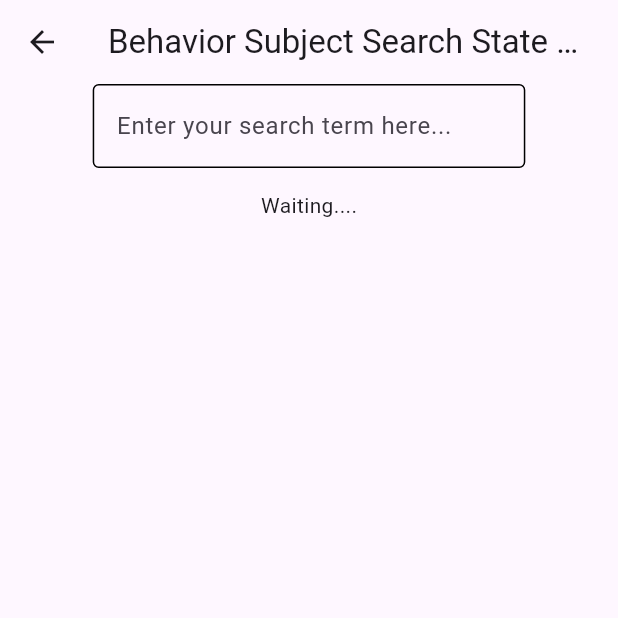
After one commit to gaurishankar007/Flutter-State-Management, a Flutter app: the RxDartPage screen opened by its route, after a tap on "State Streaming", on a phone screen of 412 x 824 dp, the top half of it. The commit adds this screen. Run offline on Flutter 3.47's test engine with Material 3 defaults, Android fonts, the phone set to English and light mode, and no system bars; our stand-ins replace flutter_bloc, flutter_riverpod, go_router, rxdart.

Commit message:
feat: rx dart and state management with behavior subject

```diff
--- a/lib/riverpod/pages/riverpod_page.dart
+++ b/lib/riverpod/pages/riverpod_page.dart
@@ -12,7 +12,6 @@ class RiverpodPage extends StatelessWidget {
         child: Column(
           mainAxisAlignment: MainAxisAlignment.center,
           children: [
-            const SizedBox(height: 20),
             const Center(child: Text("Riverpod is provided in main app with provider scope.")),
             const SizedBox(height: 30),
             ElevatedButton(
--- a/lib/routes/go_router.dart
+++ b/lib/routes/go_router.dart
@@ -1,22 +1,25 @@
 import 'package:flutter/material.dart';
 import 'package:go_router/go_router.dart';
+import '../rxDart/pages/rx_dart_page.dart';
+import '../rxDart/pages/string_streaming.dart';
+
+import '../InheritedModel/pages/inherited_model_page.dart';
+import '../InheritedWidget/pages/inherited_widget_page.dart';
+import '../bloc/pages/bloc_page.dart';
+import '../inheritedNotifier/pages/inherited_notifier_page.dart';
+import '../provider/pages/count_provider_page.dart';
 import '../riverpod/pages/count_future_provider_page.dart';
 import '../riverpod/pages/count_state_provider_page.dart';
 import '../riverpod/pages/count_stream_provider_page.dart';
 import '../riverpod/pages/film_state_notifier_provider_page.dart';
 import '../riverpod/pages/person_change_notifier_provider_page.dart';
 import '../riverpod/pages/riverpod_page.dart';
-import 'go_router_observer.dart';
-
-import '../InheritedModel/pages/inherited_model_page.dart';
-import '../InheritedWidget/pages/inherited_widget_page.dart';
-import '../bloc/pages/bloc_page.dart';
-import '../inheritedNotifier/pages/inherited_notifier_page.dart';
-import '../provider/pages/count_provider_page.dart';
+import '../rxDart/pages/state_streaming.dart';
 import '../screens/flutter_in_built.dart';
 import '../screens/flutter_package.dart';
 import '../screens/home.dart';
 import '../screens/login_dart.dart';
+import 'go_router_observer.dart';
 
 final GlobalKey<NavigatorState> rootNavigatorKey = GlobalKey<NavigatorState>();
 bool isLoggedIn = false;
@@ -120,6 +123,21 @@ GoRouter get goRouter {
         name: "state notifier provider",
         builder: (context, state) => const FilmStateNotifierProviderPage(),
       ),
+      GoRoute(
+        path: "/rxDart",
+        name: "rxDart",
+        builder: (context, state) => const RxDartPage(),
+      ),
+      GoRoute(
+        path: "/stringStreaming",
+        name: "string streaming",
+        builder: (context, state) => const StringStreaming(),
+      ),
+      GoRoute(
+        path: "/stateStreaming",
+        name: "state streaming",
+        builder: (context, state) => const StateStreaming(),
+      ),
     ],
   );
 }
--- /dev/null
+++ b/lib/rxDart/model/animal.dart
@@ -0,0 +1,41 @@
+import 'package:flutter/foundation.dart' show immutable;
+import 'thing.dart';
+
+enum AnimalType { cat, dog, bird, unknown }
+
+@immutable
+class Animal extends Thing {
+  final AnimalType type;
+
+  const Animal({
+    required super.name,
+    required this.type,
+  });
+
+  @override
+  String toString() => "Animal, name: $name, type: $type";
+
+  factory Animal.fromJson(Map<String, dynamic> json) {
+    String rawAnimalType = (json["type"] as String).toLowerCase().trim();
+    final AnimalType animalType;
+
+    switch (rawAnimalType) {
+      case "bird":
+        animalType = AnimalType.bird;
+        break;
+      case "dog":
+        animalType = AnimalType.dog;
+        break;
+      case "cat":
+        animalType = AnimalType.cat;
+        break;
+      default:
+        animalType = AnimalType.unknown;
+    }
+
+    return Animal(
+      name: json["name"] as String,
+      type: animalType,
+    );
+  }
+}
--- /dev/null
+++ b/lib/rxDart/model/person.dart
@@ -0,0 +1,19 @@
+import 'package:flutter/foundation.dart' show immutable;
+import 'thing.dart';
+
+@immutable
+class Person extends Thing {
+  final int age;
+
+  const Person({
+    required super.name,
+    required this.age,
+  });
+
+  @override
+  String toString() => "Person, name: $name, age: $age";
+
+  Person.fromJson(Map<String, dynamic> json)
+      : age = json["age"] as int,
+        super(name: json["name"] as String);
+}
--- /dev/null
+++ b/lib/rxDart/model/thing.dart
@@ -0,0 +1,8 @@
+import 'package:flutter/foundation.dart' show immutable;
+
+@immutable
+class Thing {
+  final String name;
+
+  const Thing({required this.name});
+}
--- /dev/null
+++ b/lib/rxDart/pages/rx_dart_page.dart
@@ -0,0 +1,32 @@
+import 'package:flutter/material.dart';
+import 'package:go_router/go_router.dart';
+
+class RxDartPage extends StatelessWidget {
+  const RxDartPage({super.key});
+
+  @override
+  Widget build(BuildContext context) {
+    return Scaffold(
+      appBar: AppBar(title: const Text("Rx Dart")),
+      body: SafeArea(
+        child: Column(
+          mainAxisAlignment: MainAxisAlignment.center,
+          children: [
+            const Text("Behavior Subject State management"),
+            const SizedBox(height: 10, width: double.maxFinite),
+            ElevatedButton(
+              onPressed: () => context.push("/stringStreaming"),
+              child: const Text("String Streaming"),
+            ),
+            const SizedBox(height: 30),
+            ElevatedButton(
+              onPressed: () => context.push("/stateStreaming"),
+              child: const Text("State Streaming"),
+            ),
+            const SizedBox(height: 30),
+          ],
+        ),
+      ),
+    );
+  }
+}
--- /dev/null
+++ b/lib/rxDart/pages/search_result_view.dart
@@ -0,0 +1,61 @@
+import 'package:flutter/material.dart';
+import '../model/animal.dart';
+
+import '../model/person.dart';
+import '../rxBloc/search_result.dart';
+
+class SearchResultView extends StatelessWidget {
+  final Stream<SearchResult?> searchResult;
+  const SearchResultView({
+    super.key,
+    required this.searchResult,
+  });
+
+  @override
+  Widget build(BuildContext context) {
+    return StreamBuilder<SearchResult?>(
+      stream: searchResult,
+      builder: (context, snapshot) {
+        if (snapshot.hasData) {
+          final result = snapshot.data;
+
+          if (result is SearchResultError) {
+            return Text("Got Error: ${result.error}");
+          } else if (result is SearchResultLoading) {
+            return const CircularProgressIndicator();
+          } else if (result is SearchResultEmpty) {
+            return const Text("No results found try search term. Try with another one!");
+          } else if (result is SearchResultWithResult) {
+            final results = result.results;
+
+            return Expanded(
+              child: ListView.separated(
+                itemCount: results.length,
+                separatorBuilder: (context, index) => const SizedBox(height: 10),
+                itemBuilder: (context, index) {
+                  final item = results[index];
+                  final String title;
+
+                  if (item is Animal) {
+                    title = 'Animal';
+                  } else if (item is Person) {
+                    title = 'Person';
+                  } else {
+                    title = "Unknown";
+                  }
+
+                  return ListTile(
+                    title: Text(title),
+                    subtitle: Text(item.toString()),
+                  );
+                },
+              ),
+            );
+          }
+        }
+
+        return const Text("Waiting....");
+      },
+    );
+  }
+}
--- /dev/null
+++ b/lib/rxDart/pages/state_streaming.dart
@@ -0,0 +1,53 @@
+import 'package:flutter/material.dart';
+import 'search_result_view.dart';
+import '../rxBloc/api.dart';
+import '../rxBloc/search_bloc.dart';
+
+class StateStreaming extends StatefulWidget {
+  const StateStreaming({super.key});
+
+  @override
+  State<StateStreaming> createState() => _StateStreamingState();
+}
+
+class _StateStreamingState extends State<StateStreaming> {
+  late final SearchBloc _searchBloc;
+
+  @override
+  void initState() {
+    super.initState();
+    _searchBloc = SearchBloc(api: Api());
+  }
+
+  @override
+  void dispose() {
+    _searchBloc.dispose();
+    super.dispose();
+  }
+
+  @override
+  Widget build(BuildContext context) {
+    return Scaffold(
+      appBar: AppBar(title: const Text("Behavior Subject Search State Streaming")),
+      body: SafeArea(
+        child: Column(
+          children: [
+            SizedBox(
+              width: MediaQuery.of(context).size.width * .7,
+              child: TextField(
+                decoration: const InputDecoration(
+                  hintText: "Enter your search term here...",
+                  enabledBorder: OutlineInputBorder(),
+                  focusedBorder: OutlineInputBorder(),
+                ),
+                onChanged: _searchBloc.search.add,
+              ),
+            ),
+            const SizedBox(height: 15, width: double.maxFinite),
+            SearchResultView(searchResult: _searchBloc.results),
+          ],
+        ),
+      ),
+    );
+  }
+}
--- /dev/null
+++ b/lib/rxDart/rxBloc/api.dart
@@ -0,0 +1,74 @@
+import 'dart:convert';
+import 'dart:io';
+
+import '../model/thing.dart';
+
+import '../model/animal.dart';
+import '../model/person.dart';
+
+typedef SearchTerm = String;
+
+class Api {
+  List<Animal>? _animals;
+  List<Person>? _persons;
+  Api();
+
+  Future<List<Thing>> search(SearchTerm searchTerm) async {
+    final term = searchTerm.trim().toLowerCase();
+
+    // search in the cache
+    final cacheResults = _extractThingsUsingSearchTerm(term);
+    if (cacheResults != null) return cacheResults;
+
+    // start calling api
+    final persons = await _getJson("http://192.168.1.80:5500/lib/rxDart/json/persons.json")
+        .then((json) => json.map((e) => Person.fromJson(e)));
+    _persons = persons.toList();
+
+    final animals = await _getJson("http://192.168.1.80:5500/lib/rxDart/json/animals.json")
+        .then((json) => json.map((e) => Animal.fromJson(e)));
+    _animals = animals.toList();
+
+    return _extractThingsUsingSearchTerm(term) ?? [];
+  }
+
+  List<Thing>? _extractThingsUsingSearchTerm(SearchTerm term) {
+    final cachedAnimals = _animals;
+    final cachedPersons = _persons;
+
+    if (cachedAnimals != null && cachedPersons != null) {
+      List<Thing> result = [];
+
+      // animal loop
+      for (final animal in cachedAnimals) {
+        if (animal.name.trimmedContains(term) || animal.type.name.trimmedContains(term)) {
+          result.add(animal);
+        }
+      }
+      // person loop
+      for (final person in cachedPersons) {
+        if (person.name.trimmedContains(term) || person.age.toString().trimmedContains(term)) {
+          result.add(person);
+        }
+      }
+
+      return result;
+    }
+
+    return null;
+  }
+
+  Future<List<dynamic>> _getJson(String url) async {
+    Uri uri = Uri.parse(url);
+    HttpClientRequest request = await HttpClient().getUrl(uri);
+    HttpClientResponse response = await request.close();
+    String jsonString = await response.transform(utf8.decoder).join();
+
+    final list = json.decode(jsonString) as List;
+    return list;
+  }
+}
+
+extension TrimmedCaseInsensitiveContain on String {
+  bool trimmedContains(String other) => trim().toLowerCase().contains(other.trim().toLowerCase());
+}
--- /dev/null
+++ b/lib/rxDart/rxBloc/search_bloc.dart
@@ -0,0 +1,56 @@
+import 'package:flutter/foundation.dart' show immutable;
+import 'package:rxdart/rxdart.dart';
+import '../model/thing.dart';
+import 'api.dart';
+
+import 'search_result.dart';
+
+/// It is not a flutter_bloc or any other package
+/// It is a custom class for managing state
+@immutable
+class SearchBloc {
+  final Sink<String> search;
+  final Stream<SearchResult?> results;
+
+  const SearchBloc._({required this.search, required this.results});
+
+  void dispose() {
+    search.close();
+  }
+
+  factory SearchBloc({required Api api}) {
+    final textController = BehaviorSubject<String>();
+
+    Stream<String> stringStream = textController
+        .distinct()
+        // Waits duration before emitting data
+        .debounceTime(const Duration(milliseconds: 500));
+
+    // Change data types asynchronously
+    Stream<SearchResult?> resultStream = stringStream.switchMap<SearchResult?>(
+      (String searchTerm) {
+        // If text field is empty, then return null i.e snapshot will not have data
+        if (searchTerm.isEmpty) return Stream<SearchResult?>.value(null);
+
+        // returns a stream from a future function
+        Stream<List<Thing>> thingListStream =
+            Rx.fromCallable(() => api.search(searchTerm)).delay(const Duration(seconds: 1));
+
+        // Change data types synchronously from List of Thing to SearchResult
+        Stream<SearchResult?> searchResultStream = thingListStream
+            .map<SearchResult?>((results) {
+              if (results.isEmpty) return const SearchResultEmpty();
+              return SearchResultWithResult(results);
+            })
+            // Starting the stream from loading state
+            .startWith(const SearchResultLoading())
+            // Emitting error whenever error occurs i.e while fetching data from api
+            .onErrorReturnWith((error, _) => SearchResultError(error));
+
+        return searchResultStream;
+      },
+    );
+
+    return SearchBloc._(search: textController.sink, results: resultStream);
+  }
+}
--- /dev/null
+++ b/lib/rxDart/rxBloc/search_result.dart
@@ -0,0 +1,29 @@
+import 'package:flutter/foundation.dart' show immutable;
+import '../model/thing.dart';
+
+@immutable
+abstract class SearchResult {
+  const SearchResult();
+}
+
+@immutable
+class SearchResultLoading implements SearchResult {
+  const SearchResultLoading();
+}
+
+@immutable
+class SearchResultError implements SearchResult {
+  final Object error;
+  const SearchResultError(this.error);
+}
+
+@immutable
+class SearchResultEmpty implements SearchResult {
+  const SearchResultEmpty();
+}
+
+@immutable
+class SearchResultWithResult implements SearchResult {
+  final List<Thing> results;
+  const SearchResultWithResult(this.results);
+}
--- a/lib/screens/flutter_package.dart
+++ b/lib/screens/flutter_package.dart
@@ -32,6 +32,11 @@ class FlutterPackage extends StatelessWidget {
               onPressed: () => context.pushNamed("riverpod"),
               child: const Text("Riverpod"),
             ),
+            const SizedBox(height: 30),
+            ElevatedButton(
+              onPressed: () => context.pushNamed("rxDart"),
+              child: const Text("Rx Dart"),
+            ),
           ],
         ),
       ),
--- a/pubspec.yaml
+++ b/pubspec.yaml
@@ -40,6 +40,7 @@ dependencies:
   provider: ^6.1.2
   flutter_bloc: ^8.1.5
   flutter_riverpod: ^2.5.1
+  rxdart: ^0.27.7
 
 dev_dependencies:
   flutter_test:
@@ -50,7 +51,7 @@ dev_dependencies:
   # activated in the `analysis_options.yaml` file located at the root of your
   # package. See that file for information about deactivating specific lint
   # rules and activating additional ones.
-  flutter_lints: ^2.0.0
+  flutter_lints: ^3.0.2
 
 # For information on the generic Dart part of this file, see the
 # following page: https://dart.dev/tools/pub/pubspec
@@ -78,8 +79,7 @@ flutter:
   # in this "flutter" section. Each entry in this list should have a
   # "family" key with the font family name, and a "fonts" key with a
   # list giving the asset and other descriptors for the font. For
-  # example:
-  # fonts:
+  # example:  # fonts:
   #   - family: Schyler
   #     fonts:
   #       - asset: fonts/Schyler-Regular.ttf
```
Also changed, not shown: lib/inheritedNotifier/color_inherited_notifier.dart (+4 -8 lines), lib/rxDart/json/animals.json (added, +14 -0 lines), lib/rxDart/json/persons.json (added, +14 -0 lines), lib/rxDart/pages/string_streaming.dart (added, +57 -0 lines), pubspec.lock.
